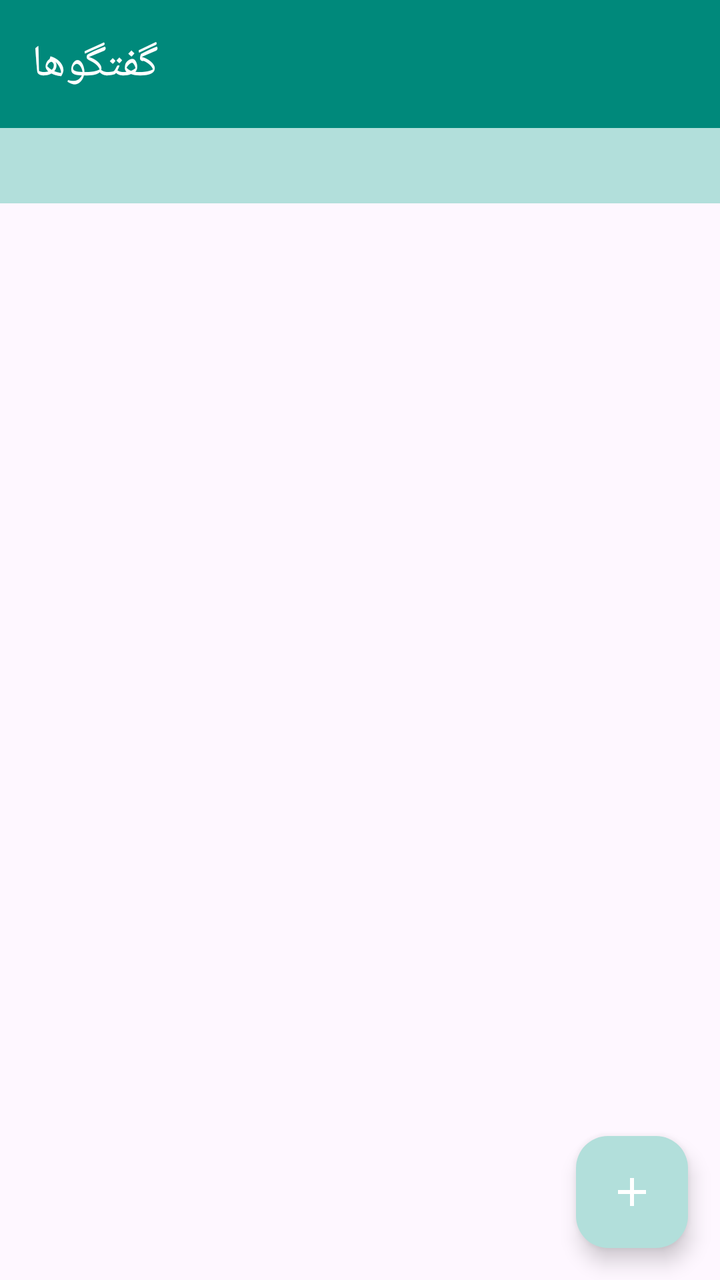
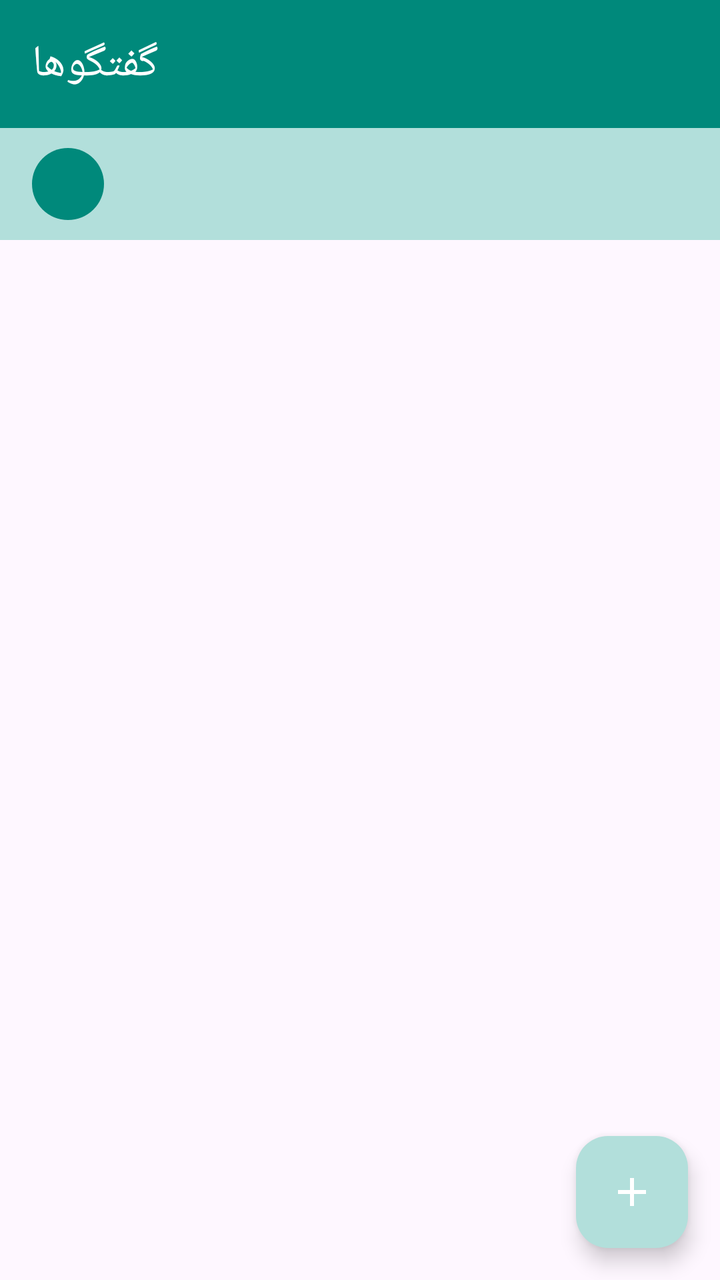

Before-and-after screenshots of an Android layout around one commit, followed by the original layout XML and the change that was made.
<!-- AndroidManifest.xml: application theme Theme.Sukot -->
<!-- res/layout/activity_chats.xml -->
<?xml version="1.0" encoding="utf-8"?>
<androidx.coordinatorlayout.widget.CoordinatorLayout xmlns:android="http://schemas.android.com/apk/res/android"
    xmlns:app="http://schemas.android.com/apk/res-auto"
    android:layout_width="match_parent"
    android:layout_height="match_parent">

    <com.google.android.material.appbar.AppBarLayout
        android:layout_width="match_parent"
        android:layout_height="wrap_content"
        android:background="@color/primary">

        <com.google.android.material.appbar.MaterialToolbar
            android:id="@+id/toolbar"
            android:layout_width="match_parent"
            android:layout_height="?attr/actionBarSize"
            android:background="@color/primary"
            app:title="@string/chats_title"
            app:titleTextColor="@color/white" />
    </com.google.android.material.appbar.AppBarLayout>

    <LinearLayout
        android:layout_width="match_parent"
        android:layout_height="match_parent"
        android:orientation="vertical"
        app:layout_behavior="@string/appbar_scrolling_view_behavior">

        <TextView
            android:id="@+id/tvMyId"
            android:layout_width="match_parent"
            android:layout_height="wrap_content"
            android:background="@color/primary_container"
            android:paddingStart="16dp"
            android:paddingEnd="16dp"
            android:paddingTop="10dp"
            android:paddingBottom="10dp"
            android:textColor="@color/primary_dark"
            android:textSize="13sp" />

        <TextView
            android:id="@+id/tvState"
            android:layout_width="match_parent"
            android:layout_height="wrap_content"
            android:paddingStart="16dp"
            android:paddingEnd="16dp"
            android:paddingTop="8dp"
            android:paddingBottom="4dp"
            android:textColor="?attr/colorOnSurfaceVariant"
            android:textSize="13sp" />

        <FrameLayout
            android:layout_width="match_parent"
            android:layout_height="0dp"
            android:layout_weight="1">

            <androidx.recyclerview.widget.RecyclerView
                android:id="@+id/rvChats"
                android:layout_width="match_parent"
                android:layout_height="match_parent"
                android:clipToPadding="false"
                android:paddingTop="4dp"
                android:paddingBottom="80dp" />

            <TextView
                android:id="@+id/tvEmpty"
                android:layout_width="wrap_content"
                android:layout_height="wrap_content"
                android:layout_gravity="center"
                android:gravity="center"
                android:text="@string/empty_chats"
                android:textColor="?attr/colorOnSurfaceVariant"
                android:textSize="15sp"
                android:visibility="gone" />
        </FrameLayout>
    </LinearLayout>

    <com.google.android.material.floatingactionbutton.FloatingActionButton
        android:id="@+id/fab"
        android:layout_width="wrap_content"
        android:layout_height="wrap_content"
        android:layout_gravity="bottom|end"
        android:layout_margin="16dp"
        android:contentDescription="@string/add_cd"
        android:src="@drawable/ic_add"
        app:tint="@color/white" />
</androidx.coordinatorlayout.widget.CoordinatorLayout>
<!-- resources referenced by this layout -->
<resources>
  <color name="primary">#00897B</color>
  <color name="primary_container">#B2DFDB</color>
  <color name="primary_dark">#00695C</color>
  <color name="white">#FFFFFF</color>
  <!-- drawable ic_add (drawable) -->
  <?xml version="1.0" encoding="utf-8"?>
  <vector xmlns:android="http://schemas.android.com/apk/res/android"
      android:width="24dp"
      android:height="24dp"
      android:viewportWidth="24"
      android:viewportHeight="24">
      <path
          android:fillColor="#FFFFFF"
          android:pathData="M19,13H13V19H11V13H5V11H11V5H13V11H19V13Z" />
  </vector>
  <string name="add_cd">افزودن مخاطب</string>
  <string name="chats_title">گفتگوها</string>
  <string name="empty_chats">هنوز گفتگویی ندارید.\nبا دکمه + شناسه مخاطب را اضافه کنید.</string>
  <style name="Theme.Sukot" parent="Theme.Material3.DayNight.NoActionBar">
          <item name="colorPrimary">@color/primary</item>
          <item name="colorOnPrimary">@color/white</item>
          <item name="colorPrimaryContainer">@color/primary_container</item>
          <item name="colorOnPrimaryContainer">@color/primary_dark</item>
          <item name="android:statusBarColor">@color/primary_dark</item>
          <item name="android:navigationBarColor">@color/primary_dark</item>
      </style>
</resources>

<!-- the commit's change to res/layout/activity_chats.xml (unified diff, before → after) -->
@@ -24,17 +24,42 @@
         android:orientation="vertical"
         app:layout_behavior="@string/appbar_scrolling_view_behavior">
 
-        <TextView
-            android:id="@+id/tvMyId"
+        <LinearLayout
+            android:id="@+id/barProfile"
             android:layout_width="match_parent"
             android:layout_height="wrap_content"
             android:background="@color/primary_container"
+            android:clickable="true"
+            android:focusable="true"
+            android:foreground="?attr/selectableItemBackground"
+            android:gravity="center_vertical"
+            android:orientation="horizontal"
             android:paddingStart="16dp"
             android:paddingEnd="16dp"
             android:paddingTop="10dp"
-            android:paddingBottom="10dp"
-            android:textColor="@color/primary_dark"
-            android:textSize="13sp" />
+            android:paddingBottom="10dp">
+
+            <TextView
+                android:id="@+id/tvAvatarMe"
+                android:layout_width="36dp"
+                android:layout_height="36dp"
+                android:background="@drawable/avatar_bg"
+                android:gravity="center"
+                android:textColor="@color/white"
+                android:textSize="15sp"
+                android:textStyle="bold" />
+
+            <TextView
+                android:id="@+id/tvMeInfo"
+                android:layout_width="0dp"
+                android:layout_height="wrap_content"
+                android:layout_marginStart="12dp"
+                android:layout_weight="1"
+                android:ellipsize="end"
+                android:maxLines="1"
+                android:textColor="@color/primary_dark"
+                android:textSize="13sp" />
+        </LinearLayout>
 
         <TextView
             android:id="@+id/tvState"
<!-- resource entries referenced after the edit -->
@@ -4,6 +4,12 @@
   <color name="primary_container">#B2DFDB</color>
   <color name="primary_dark">#00695C</color>
   <color name="white">#FFFFFF</color>
+  <!-- drawable avatar_bg (drawable) -->
+  <?xml version="1.0" encoding="utf-8"?>
+  <shape xmlns:android="http://schemas.android.com/apk/res/android"
+      android:shape="oval">
+      <solid android:color="@color/primary" />
+  </shape>
   <!-- drawable ic_add (drawable) -->
   <?xml version="1.0" encoding="utf-8"?>
   <vector xmlns:android="http://schemas.android.com/apk/res/android"
@@ -17,7 +23,7 @@
   </vector>
   <string name="add_cd">افزودن مخاطب</string>
   <string name="chats_title">گفتگوها</string>
-  <string name="empty_chats">هنوز گفتگویی ندارید.\nبا دکمه + شناسه مخاطب را اضافه کنید.</string>
+  <string name="empty_chats">هنوز گفتگویی ندارید.\nبا دکمه + شماره مخاطب را اضافه کنید.</string>
   <style name="Theme.Sukot" parent="Theme.Material3.DayNight.NoActionBar">
           <item name="colorPrimary">@color/primary</item>
           <item name="colorOnPrimary">@color/white</item>
